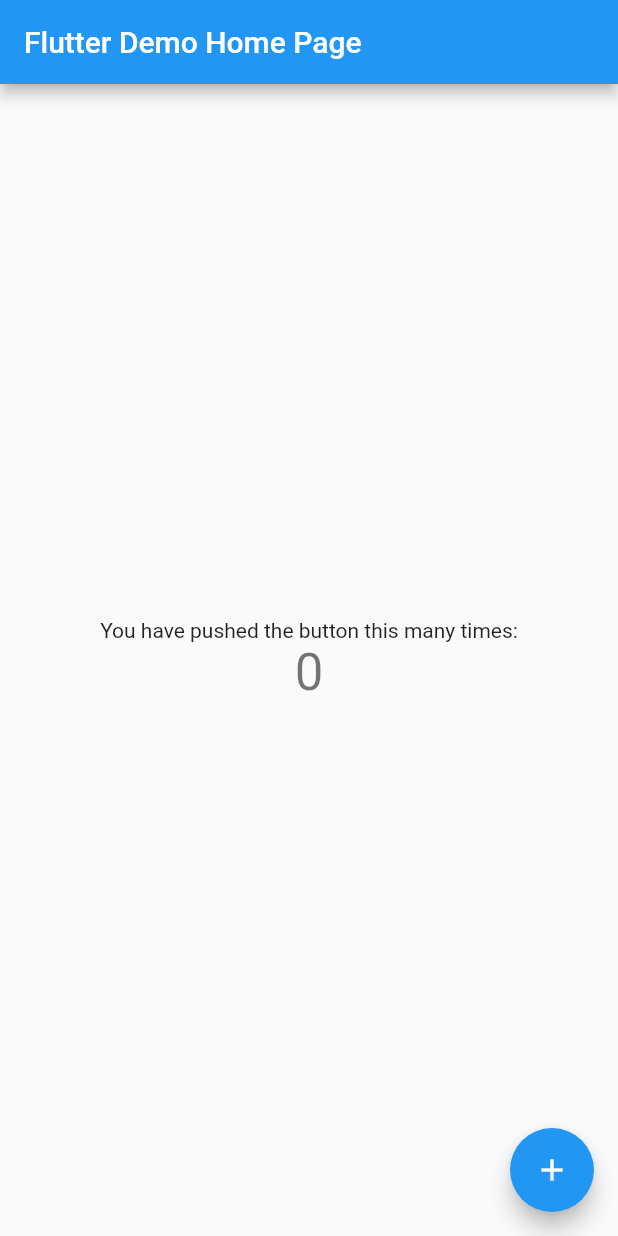
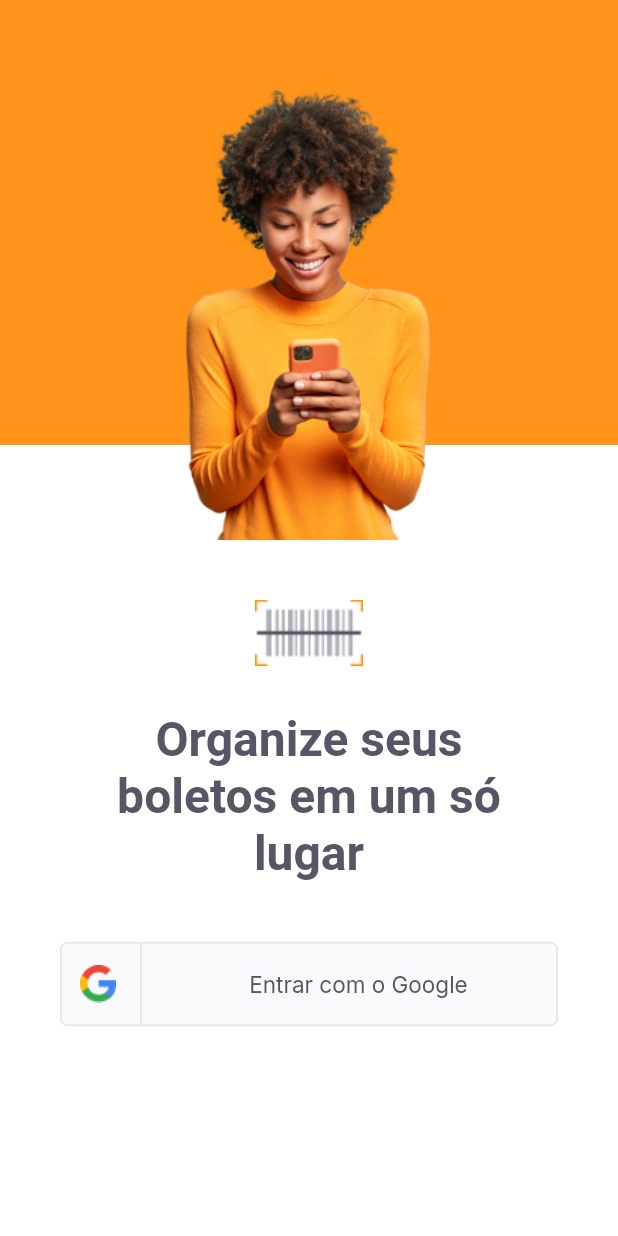
Before and after one commit to Tiago3F/payflow, a Flutter app: the screen it shows after launch, on a phone screen of 412 x 824 dp. Run offline on Flutter 3.47's test engine with Material 2 defaults, Android fonts, the phone set to English and light mode, and no system bars; our stand-ins replace google_fonts.

Commit message:
feat: :sparkles: Criado a página de Login

```diff
--- a/lib/main.dart
+++ b/lib/main.dart
@@ -1,115 +1,21 @@
 import 'package:flutter/material.dart';
+import 'package:payflow/modules/login/login_page.dart';
+import 'package:payflow/modules/splash/splash_page.dart';
+import 'package:payflow/shared/themes/app_colors.dart';
 
 void main() {
-  runApp(const MyApp());
+  runApp(AppWidget());
 }
 
-class MyApp extends StatelessWidget {
-  const MyApp({Key? key}) : super(key: key);
-
-  // This widget is the root of your application.
+class AppWidget extends StatelessWidget {
   @override
   Widget build(BuildContext context) {
     return MaterialApp(
-      title: 'Flutter Demo',
+      title: 'Pay Flow',
       theme: ThemeData(
-        // This is the theme of your application.
-        //
-        // Try running your application with "flutter run". You'll see the
-        // application has a blue toolbar. Then, without quitting the app, try
-        // changing the primarySwatch below to Colors.green and then invoke
-        // "hot reload" (press "r" in the console where you ran "flutter run",
-        // or simply save your changes to "hot reload" in a Flutter IDE).
-        // Notice that the counter didn't reset back to zero; the application
-        // is not restarted.
-        primarySwatch: Colors.blue,
+        primaryColor: AppColors.primary
       ),
-      home: const MyHomePage(title: 'Flutter Demo Home Page'),
+      home: LoginPage()
     );
   }
 }
-
-class MyHomePage extends StatefulWidget {
-  const MyHomePage({Key? key, required this.title}) : super(key: key);
-
-  // This widget is the home page of your application. It is stateful, meaning
-  // that it has a State object (defined below) that contains fields that affect
-  // how it looks.
-
-  // This class is the configuration for the state. It holds the values (in this
-  // case the title) provided by the parent (in this case the App widget) and
-  // used by the build method of the State. Fields in a Widget subclass are
-  // always marked "final".
-
-  final String title;
-
-  @override
-  State<MyHomePage> createState() => _MyHomePageState();
-}
-
-class _MyHomePageState extends State<MyHomePage> {
-  int _counter = 0;
-
-  void _incrementCounter() {
-    setState(() {
-      // This call to setState tells the Flutter framework that something has
-      // changed in this State, which causes it to rerun the build method below
-      // so that the display can reflect the updated values. If we changed
-      // _counter without calling setState(), then the build method would not be
-      // called again, and so nothing would appear to happen.
-      _counter++;
-    });
-  }
-
-  @override
-  Widget build(BuildContext context) {
-    // This method is rerun every time setState is called, for instance as done
-    // by the _incrementCounter method above.
-    //
-    // The Flutter framework has been optimized to make rerunning build methods
-    // fast, so that you can just rebuild anything that needs updating rather
-    // than having to individually change instances of widgets.
-    return Scaffold(
-      appBar: AppBar(
-        // Here we take the value from the MyHomePage object that was created by
-        // the App.build method, and use it to set our appbar title.
-        title: Text(widget.title),
-      ),
-      body: Center(
-        // Center is a layout widget. It takes a single child and positions it
-        // in the middle of the parent.
-        child: Column(
-          // Column is also a layout widget. It takes a list of children and
-          // arranges them vertically. By default, it sizes itself to fit its
-          // children horizontally, and tries to be as tall as its parent.
-          //
-          // Invoke "debug painting" (press "p" in the console, choose the
-          // "Toggle Debug Paint" action from the Flutter Inspector in Android
-          // Studio, or the "Toggle Debug Paint" command in Visual Studio Code)
-          // to see the wireframe for each widget.
-          //
-          // Column has various properties to control how it sizes itself and
-          // how it positions its children. Here we use mainAxisAlignment to
-          // center the children vertically; the main axis here is the vertical
-          // axis because Columns are vertical (the cross axis would be
-          // horizontal).
-          mainAxisAlignment: MainAxisAlignment.center,
-          children: <Widget>[
-            const Text(
-              'You have pushed the button this many times:',
-            ),
-            Text(
-              '$_counter',
-              style: Theme.of(context).textTheme.headline4,
-            ),
-          ],
-        ),
-      ),
-      floatingActionButton: FloatingActionButton(
-        onPressed: _incrementCounter,
-        tooltip: 'Increment',
-        child: const Icon(Icons.add),
-      ), // This trailing comma makes auto-formatting nicer for build methods.
-    );
-  }
-}
--- /dev/null
+++ b/lib/modules/login/login_page.dart
@@ -0,0 +1,73 @@
+import 'package:flutter/material.dart';
+import 'package:payflow/shared/themes/app_colors.dart';
+import 'package:payflow/shared/themes/app_images.dart';
+import 'package:payflow/shared/widgets/social_login/social_login_buttom.dart';
+
+import '../../shared/themes/app_text_styles.dart';
+
+class LoginPage extends StatefulWidget {
+  const LoginPage({Key? key}) : super(key: key);
+
+  @override
+  State<LoginPage> createState() => _LoginPageState();
+}
+
+class _LoginPageState extends State<LoginPage> {
+  @override
+  Widget build(BuildContext context) {
+    final size = MediaQuery.of(context).size;
+    return Scaffold(
+      backgroundColor: AppColors.background,
+      body: Container(
+        width: size.width,
+        height: size.height,
+        child: Stack(
+          children: [
+            Container(
+              width: size.width,
+              height: size.height * 0.36,
+              color: AppColors.primary,
+            ),
+            Positioned(
+                top: 60,
+                left: 0,
+                right: 0,
+                child: Image.asset(
+                  AppImages.person,
+                  width: 208,
+                  height: 300,
+                )),
+            Positioned(
+              bottom: size.height * 0.17,
+              left: 0,
+              right: 0,
+              child: Column(
+                mainAxisAlignment: MainAxisAlignment.center,
+                crossAxisAlignment: CrossAxisAlignment.center,
+                children: [
+                  Image.asset(AppImages.logomini),
+                  Padding(
+                    padding:
+                        const EdgeInsets.only(top: 30, left: 70, right: 70),
+                    child: Text(
+                      "Organize seus boletos em um só lugar",
+                      style: TextStyles.titleHome,
+                      textAlign: TextAlign.center,
+                    ),
+                  ),
+                  Padding(
+                    padding:
+                        const EdgeInsets.only(top: 40, left: 40, right: 40),
+                    child: SocialLoginButtom(onTap: () {
+                      print("Clicou");
+                    },),
+                  )
+                ],
+              ),
+            )
+          ],
+        ),
+      ),
+    );
+  }
+}
--- /dev/null
+++ b/lib/shared/widgets/social_login/social_login_buttom.dart
@@ -0,0 +1,53 @@
+import 'package:flutter/material.dart';
+import 'package:payflow/shared/themes/app_colors.dart';
+import 'package:payflow/shared/themes/app_images.dart';
+import '../../themes/app_text_styles.dart';
+
+class SocialLoginButtom extends StatelessWidget {
+  final VoidCallback onTap;
+  const SocialLoginButtom({Key? key, required this.onTap}) : super(key: key);
+
+  @override
+  Widget build(BuildContext context) {
+    return InkWell(
+      onTap: onTap,
+      child: Container(
+        height: 56,
+        decoration: BoxDecoration(
+            color: AppColors.shape,
+            borderRadius: BorderRadius.circular(5),
+            border: Border.fromBorderSide(BorderSide(color: AppColors.stroke))),
+        child: Row(
+          children: [
+            Expanded(
+                flex: 1,
+                child: Row(
+                  mainAxisAlignment: MainAxisAlignment.center,
+                  children: [
+                    Image.asset(AppImages.google),
+                    SizedBox(width: 16),
+                    Container(
+                      height: 56,
+                      width: 1,
+                      color: AppColors.stroke,
+                    )
+                  ],
+                )),
+            Expanded(
+              flex: 4,
+              child: Row(
+                mainAxisAlignment: MainAxisAlignment.center,
+                children: [
+                  Text(
+                    "Entrar com o Google",
+                    style: TextStyles.buttonGray,
+                  ),
+                ],
+              ),
+            ),
+          ],
+        ),
+      ),
+    );
+  }
+}
--- a/pubspec.yaml
+++ b/pubspec.yaml
@@ -62,6 +62,8 @@ flutter:
   # assets:
   #   - images/a_dot_burr.jpeg
   #   - images/a_dot_ham.jpeg
+  assets:
+    - assets/images/
 
   # An image asset can refer to one or more resolution-specific "variants", see
   # https://flutter.dev/assets-and-images/#resolution-aware
```
Also changed, not shown: 1 other file.
